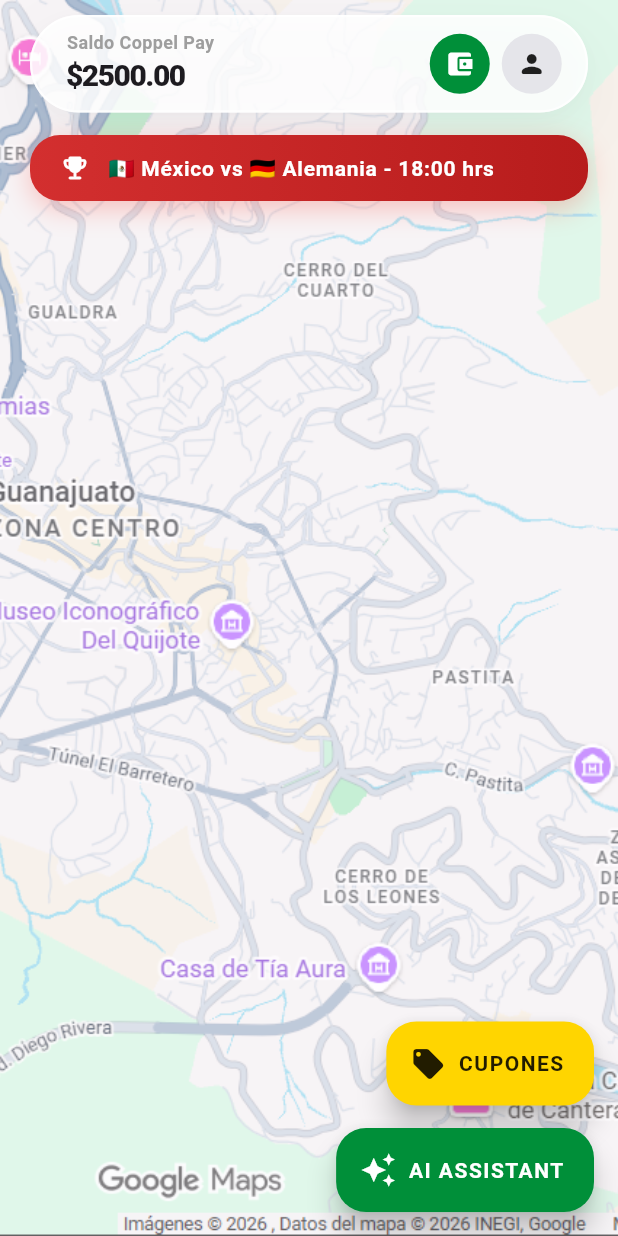
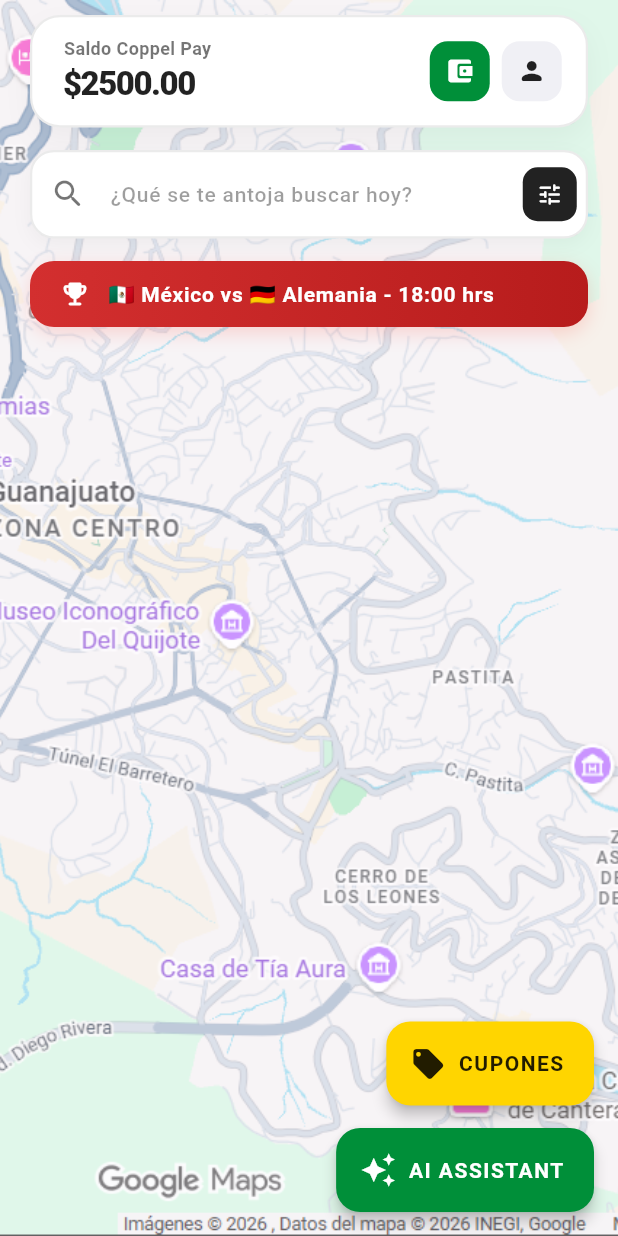
Before and after one commit to OscarXUX/Localia, a Flutter app: the TouristPortal screen opened directly, on a phone screen of 412 x 824 dp. Run offline on Flutter 3.47's test engine with Material 3 defaults, Android fonts, the phone set to English and light mode, and no system bars; our stand-ins replace image_picker, shared_preferences; accounts and stored records are empty; network calls fail.

Commit message:
Actualizacion grafica de la billetera

```diff
--- a/lib/ui/tourist_screen.dart
+++ b/lib/ui/tourist_screen.dart
@@ -24,7 +24,10 @@
 
     // Dispara la consulta al microservicio en segundo plano al cargar la vista
     WidgetsBinding.instance.addPostFrameCallback((_) {
-      Provider.of<LocaliaProvider>(context, listen: false).sincronizarEcosistema();
+      Provider.of<LocaliaProvider>(
+        context,
+        listen: false,
+      ).sincronizarEcosistema();
     });
   }
 
@@ -47,6 +50,11 @@
                   const SizedBox(height: 10),
                   _buildAppleHeader(context, state),
                   const SizedBox(height: 15),
+
+                  // 🔥 NUEVO: Barra de búsqueda estandarizada con el diseño Perfil
+                  _buildSearchBar(),
+                  const SizedBox(height: 15),
+
                   _buildWorldCupTicker(state),
                   const Spacer(),
                   _buildBusinessCarousel(state),
@@ -60,10 +68,13 @@
           if (state.isProcessing)
             Container(
               color: Colors.black26,
-              child: const Center(child: CircularProgressIndicator(color: LocaliaTheme.coppelGreen))
+              child: const Center(
+                child: CircularProgressIndicator(
+                  color: LocaliaTheme.coppelGreen,
+                ),
+              ),
             ),
-          if (state.showSuccess)
-            const SuccessOverlay(),
+          if (state.showSuccess) const SuccessOverlay(),
         ],
       ),
       // AQUÍ ESTÁ LA MAGIA: Una columna que agrupa los dos botones flotantes
@@ -87,75 +98,175 @@
         image: DecorationImage(
           image: AssetImage('assets/images/mapa_gto.png'),
           fit: BoxFit.cover,
-          opacity: 0.7
+          opacity: 0.7,
         ),
       ),
       child: Stack(
         children: [
           // Si está cargando el backend y aún no hay datos, mostramos un indicador central
           if (state.isLoadingBackend && state.filteredBusinesses.isEmpty)
-            const Center(child: CircularProgressIndicator(color: LocaliaTheme.coppelGreen)),
+            const Center(
+              child: CircularProgressIndicator(color: LocaliaTheme.coppelGreen),
+            ),
 
-          ...state.filteredBusinesses.map((biz) => Positioned(
-            left: MediaQuery.of(context).size.width * biz.mapX,
-            top: MediaQuery.of(context).size.height * biz.mapY,
-            child: _MapMarker(business: biz),
-          )),
+          ...state.filteredBusinesses.map(
+            (biz) => Positioned(
+              left: MediaQuery.of(context).size.width * biz.mapX,
+              top: MediaQuery.of(context).size.height * biz.mapY,
+              child: _MapMarker(business: biz),
+            ),
+          ),
         ],
       ),
     );
   }
 
+  // 🔥 ACTUALIZADO: Encabezado rediseñado con el estilo de la vista de Perfil
   Widget _buildAppleHeader(BuildContext context, LocaliaProvider state) {
     return Container(
-      padding: const EdgeInsets.all(8),
-      decoration: LocaliaTheme.glassStyle,
+      padding: const EdgeInsets.symmetric(horizontal: 16, vertical: 12),
+      decoration: BoxDecoration(
+        color: Colors.white,
+        borderRadius: BorderRadius.circular(20),
+        border: Border.all(color: Colors.black.withOpacity(0.08), width: 1.5),
+        boxShadow: [
+          BoxShadow(
+            color: Colors.black.withOpacity(0.04),
+            blurRadius: 15,
+            offset: const Offset(0, 8),
+          ),
+        ],
+      ),
       child: Row(
         children: [
-          const SizedBox(width: 15),
+          const SizedBox(width: 5),
           Expanded(
             child: Column(
               crossAxisAlignment: CrossAxisAlignment.start,
               mainAxisSize: MainAxisSize.min,
               children: [
-                const Text("Saldo Coppel Pay",
-                  style: TextStyle(color: Colors.grey, fontSize: 12, fontWeight: FontWeight.w600)),
-                Text("\$${state.balance.toStringAsFixed(2)}",
-                  style: const TextStyle(fontSize: 20, fontWeight: FontWeight.w900, letterSpacing: -1)),
+                const Text(
+                  "Saldo Coppel Pay",
+                  style: TextStyle(
+                    color: Colors.black54,
+                    fontSize: 12,
+                    fontWeight: FontWeight.w600,
+                  ),
+                ),
+                Text(
+                  "\$${state.balance.toStringAsFixed(2)}",
+                  style: const TextStyle(
+                    fontSize: 22,
+                    fontWeight: FontWeight.w900,
+                    letterSpacing: -1,
+                    color: Colors.black87,
+                  ),
+                ),
               ],
             ),
           ),
           // Botón Cartera
           GestureDetector(
-            onTap: () => Navigator.push(context, MaterialPageRoute(builder: (c) => const WalletScreen())),
-            child: const CircleAvatar(
-              backgroundColor: LocaliaTheme.coppelGreen,
-              child: Icon(Icons.account_balance_wallet, color: Colors.white, size: 20)
+            onTap: () => Navigator.push(
+              context,
+              MaterialPageRoute(builder: (c) => const WalletScreen()),
+            ),
+            child: Container(
+              padding: const EdgeInsets.all(10),
+              decoration: BoxDecoration(
+                color: LocaliaTheme.coppelGreen,
+                borderRadius: BorderRadius.circular(12),
+              ),
+              child: const Icon(
+                Icons.account_balance_wallet_rounded,
+                color: Colors.white,
+                size: 20,
+              ),
             ),
           ),
           const SizedBox(width: 8),
           // Botón Perfil
           GestureDetector(
-            onTap: () => Navigator.push(context, MaterialPageRoute(builder: (c) => const ProfileScreen())),
-            child: const CircleAvatar(
-              backgroundColor: Color(0xFFE5E5EA),
-              child: Icon(Icons.person_rounded, color: Colors.black87, size: 20)
+            onTap: () => Navigator.push(
+              context,
+              MaterialPageRoute(builder: (c) => const ProfileScreen()),
+            ),
+            child: Container(
+              padding: const EdgeInsets.all(10),
+              decoration: BoxDecoration(
+                color: const Color(0xFFF0F0F5),
+                borderRadius: BorderRadius.circular(12),
+              ),
+              child: const Icon(
+                Icons.person_rounded,
+                color: Colors.black87,
+                size: 20,
+              ),
             ),
           ),
-          const SizedBox(width: 8),
         ],
       ),
     );
   }
 
+  // 🔥 NUEVO: Método integrado para la barra de búsqueda visual
+  Widget _buildSearchBar() {
+    return Container(
+      decoration: BoxDecoration(
+        color: Colors.white,
+        borderRadius: BorderRadius.circular(16),
+        border: Border.all(color: Colors.black.withOpacity(0.08), width: 1.5),
+        boxShadow: [
+          BoxShadow(
+            color: Colors.black.withOpacity(0.04),
+            blurRadius: 10,
+            offset: const Offset(0, 4),
+          ),
+        ],
+      ),
+      child: TextField(
+        decoration: InputDecoration(
+          hintText: "¿Qué se te antoja buscar hoy?",
+          hintStyle: const TextStyle(
+            color: Colors.black38,
+            fontSize: 14,
+            fontWeight: FontWeight.w500,
+          ),
+          prefixIcon: const Icon(Icons.search_rounded, color: Colors.black54),
+          border: InputBorder.none,
+          contentPadding: const EdgeInsets.symmetric(vertical: 16),
+          suffixIcon: Container(
+            margin: const EdgeInsets.all(6),
+            decoration: BoxDecoration(
+              color: Colors.black87,
+              borderRadius: BorderRadius.circular(10),
+            ),
+            child: const Icon(
+              Icons.tune_rounded,
+              color: Colors.white,
+              size: 18,
+            ),
+          ),
+        ),
+      ),
+    );
+  }
+
+  // 🔥 ACTUALIZADO: Ticker suavizado para encajar con el nuevo estilo
   Widget _buildWorldCupTicker(LocaliaProvider state) {
     return Container(
       padding: const EdgeInsets.symmetric(horizontal: 20, vertical: 12),
       decoration: BoxDecoration(
-        gradient: const LinearGradient(colors: [Color(0xFFD32F2F), Color(0xFFB71C1C)]),
-        borderRadius: BorderRadius.circular(20),
+        gradient: const LinearGradient(
+          colors: [Color(0xFFD32F2F), Color(0xFFB71C1C)],
+        ),
+        borderRadius: BorderRadius.circular(16),
         boxShadow: [
-          BoxShadow(color: Colors.red.withOpacity(0.3), blurRadius: 15, offset: const Offset(0, 5))
+          BoxShadow(
+            color: Colors.red.withOpacity(0.2),
+            blurRadius: 10,
+            offset: const Offset(0, 4),
+          ),
         ],
       ),
       child: Row(
@@ -168,7 +279,7 @@
               style: const TextStyle(
                 color: Colors.white,
                 fontWeight: FontWeight.bold,
-                letterSpacing: 0.5
+                letterSpacing: 0.5,
               ),
               overflow: TextOverflow.ellipsis,
               maxLines: 1,
@@ -182,16 +293,27 @@
   Widget _buildBusinessCarousel(LocaliaProvider state) {
     // Si la red está activa y no hay datos locales, ponemos un esqueleto visual de carga
     if (state.isLoadingBackend && state.filteredBusinesses.isEmpty) {
-      return const SizedBox(
+      return Container(
         height: 180,
-        child: Center(
+        margin: const EdgeInsets.only(bottom: 20),
+        decoration: BoxDecoration(
+          color: Colors.white.withOpacity(0.9),
+          borderRadius: BorderRadius.circular(20),
+          border: Border.all(color: Colors.black.withOpacity(0.08), width: 1.5),
+        ),
+        child: const Center(
           child: Column(
             mainAxisAlignment: MainAxisAlignment.center,
             children: [
               CircularProgressIndicator(color: LocaliaTheme.coppelGreen),
-              SizedBox(height: 10),
-              Text("Cargando comercios de Guanajuato...",
-                style: TextStyle(color: Colors.black54, fontWeight: FontWeight.w500)),
+              SizedBox(height: 12),
+              Text(
+                "Cargando comercios de Guanajuato...",
+                style: TextStyle(
+                  color: Colors.black54,
+                  fontWeight: FontWeight.w600,
+                ),
+              ),
             ],
           ),
         ),
@@ -204,23 +326,29 @@
         scrollDirection: Axis.horizontal,
         physics: const BouncingScrollPhysics(),
         itemCount: state.filteredBusinesses.length,
-        itemBuilder: (c, i) => BusinessCard(business: state.filteredBusinesses[i]),
+        itemBuilder: (c, i) =>
+            BusinessCard(business: state.filteredBusinesses[i]),
       ),
     );
   }
 
-  // NUEVO BOTÓN PARA DESPLEGAR EL BOTTOM SHEET DE PROMOCIONES
   Widget _buildPromocionesFAB(BuildContext context) {
     return FloatingActionButton.extended(
-      heroTag: 'btnPromociones', // El heroTag evita errores de animación si hay más de un botón flotante
+      heroTag: 'btnPromociones',
       backgroundColor: LocaliaTheme.coppelYellow,
-      elevation: 8,
-      shape: RoundedRectangleBorder(borderRadius: BorderRadius.circular(20)),
+      elevation: 4,
+      shape: RoundedRectangleBorder(borderRadius: BorderRadius.circular(16)),
       onPressed: () {
         PromocionesBottomSheet.mostrar(context);
       },
-      label: const Text("CUPONES",
-        style: TextStyle(fontWeight: FontWeight.bold, letterSpacing: 1, color: Colors.black87)),
+      label: const Text(
+        "CUPONES",
+        style: TextStyle(
+          fontWeight: FontWeight.bold,
+          letterSpacing: 1,
+          color: Colors.black87,
+        ),
+      ),
       icon: const Icon(Icons.local_offer_rounded, color: Colors.black87),
     );
   }
@@ -229,17 +357,26 @@
     return FloatingActionButton.extended(
       heroTag: 'btnAsistente',
       backgroundColor: LocaliaTheme.coppelGreen,
-      elevation: 8,
-      shape: RoundedRectangleBorder(borderRadius: BorderRadius.circular(20)),
-      onPressed: () => Navigator.push(context, MaterialPageRoute(builder: (c) => const AIChatScreen())),
-      label: const Text("AI ASSISTANT",
-        style: TextStyle(fontWeight: FontWeight.bold, letterSpacing: 1, color: Colors.white)),
+      elevation: 4,
+      shape: RoundedRectangleBorder(borderRadius: BorderRadius.circular(16)),
+      onPressed: () => Navigator.push(
+        context,
+        MaterialPageRoute(builder: (c) => const AIChatScreen()),
+      ),
+      label: const Text(
+        "AI ASSISTANT",
+        style: TextStyle(
+          fontWeight: FontWeight.bold,
+          letterSpacing: 1,
+          color: Colors.white,
+        ),
+      ),
       icon: const Icon(Icons.auto_awesome, color: Colors.white),
     );
   }
 }
 
-// MARCADOR EN EL MAPA
+// 🔥 ACTUALIZADO: Marcador en el mapa rediseñado
 class _MapMarker extends StatelessWidget {
   final dynamic business;
   const _MapMarker({required this.business});
@@ -247,16 +384,27 @@
   @override
   Widget build(BuildContext context) {
     return GestureDetector(
-      onTap: () => Navigator.push(context, MaterialPageRoute(builder: (c) => BusinessDetailScreen(business: business))),
+      onTap: () => Navigator.push(
+        context,
+        MaterialPageRoute(
+          builder: (c) => BusinessDetailScreen(business: business),
+        ),
+      ),
       child: Container(
         padding: const EdgeInsets.all(8),
         decoration: BoxDecoration(
           color: Colors.white,
           shape: BoxShape.circle,
-          boxShadow: const [BoxShadow(color: Colors.black26, blurRadius: 10)],
-          border: Border.all(color: LocaliaTheme.coppelGreen, width: 2),
+          boxShadow: [
+            BoxShadow(
+              color: Colors.black.withOpacity(0.15),
+              blurRadius: 10,
+              offset: const Offset(0, 4),
+            ),
+          ],
+          border: Border.all(color: LocaliaTheme.coppelGreen, width: 2.5),
         ),
-        child: Icon(business.icon, color: LocaliaTheme.coppelGreen, size: 24),
+        child: Icon(business.icon, color: LocaliaTheme.coppelGreen, size: 22),
       ),
     );
   }
```
